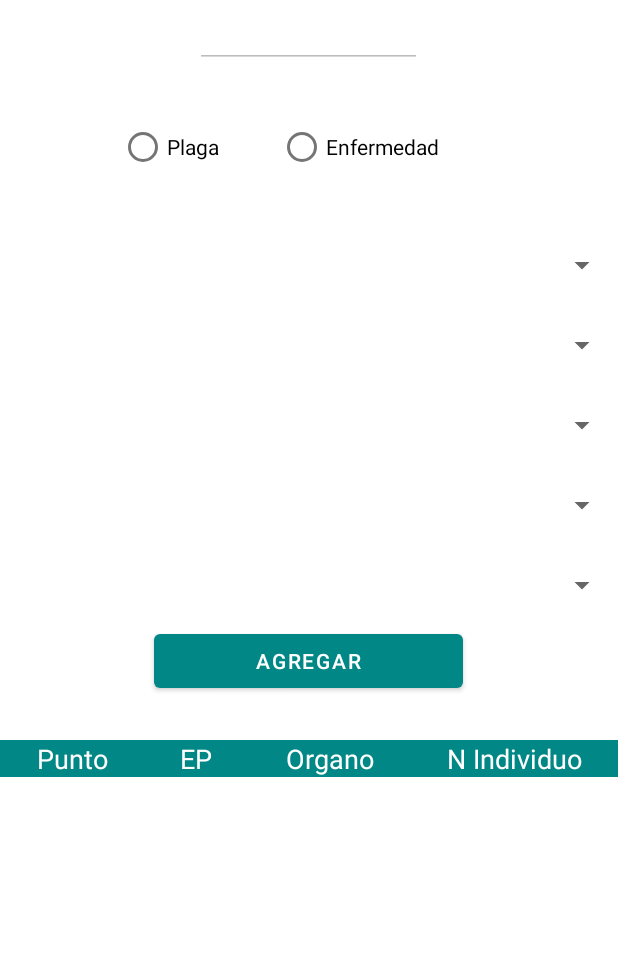
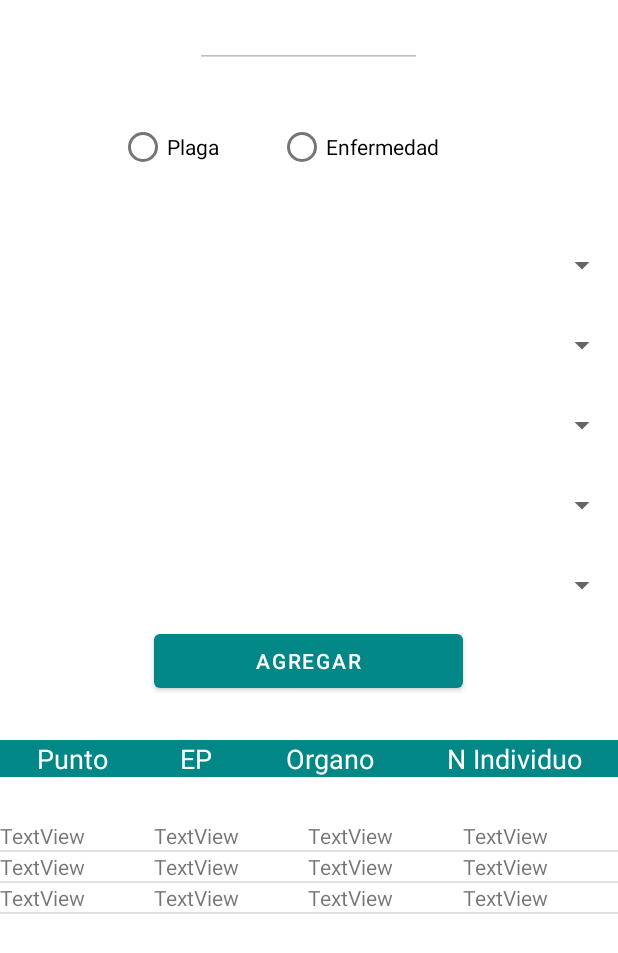
Before and after one commit to GeoorgeO/ShellPest_Android, an Android app: the layout activity__monitoreo.xml on its own in the app's theme, with its tools: preview values and no code run, on a phone screen of 412 x 824 dp. Shown: the top 953 px of the screen. Run offline under Robolectric (Android 15) with nearby library versions, the phone set to English and light mode, and no system bars.

Commit message:
llenado de spinners monitoreo

```diff
--- a/Software/app/src/main/java/com/example/shellpest_android/AdminSQLiteOpenHelper.java
+++ b/Software/app/src/main/java/com/example/shellpest_android/AdminSQLiteOpenHelper.java
@@ -30,8 +30,8 @@ public class AdminSQLiteOpenHelper extends SQLiteOpenHelper{
         BD.execSQL("create table t_Bloque(Id_Bloque text primary key,Id_Huerta text,Nombre_Bloque text)");
         BD.execSQL("create table t_Puntocontrol(Id_PuntoControl text primary key,Id_Bloque text,Nombre_PuntoControl text,n_coordenadaX text,n_coordenadaY text)");
         BD.execSQL("create table t_Zona(Id_zona text primary key,Nombre_zona text)");
-        //BD.execSQL("create table t_Monitoreo_PE(Id_PuntoControl text primary key,Id_Bloque text,Nombre_PuntoControl text,n_coordenadaX text,n_coordenadaY text)");
-
+        BD.execSQL("create table t_Monitoreo_PE(Fecha text,Id_Huerta text,Id_Plagas text,Id_Enfermedad text,Id_PuntoControl text,Id_Deteccion text,Id_Individuo text,Id_Usuario text,Id_Humbral text,n_coordenadaX text,n_coordenadaY text)");
+        BD.execSQL("create table t_Monitoreo_Eliminados_PE(Fecha text,Id_Huerta text,Id_Plaga text,Id_enfermedad text,Id_Plagas text,Id_PuntoControl text,Id_Deteccion text,Id_Individuo text,Id_Usuario text,Id_Humbral text,n_coordenadaX text,n_coordenadaY text)");
     }
 
     @Override
@@ -53,6 +53,8 @@ public class AdminSQLiteOpenHelper extends SQLiteOpenHelper{
         sqLiteDatabase.execSQL("DROP TABLE IF EXISTS t_Bloque");
         sqLiteDatabase.execSQL("DROP TABLE IF EXISTS t_Puntocontrol");
         sqLiteDatabase.execSQL("DROP TABLE IF EXISTS t_Zona");
+        sqLiteDatabase.execSQL("DROP TABLE IF EXISTS t_Monitoreo_PE");
+        sqLiteDatabase.execSQL("DROP TABLE IF EXISTS t_Monitoreo_Eliminados_PE");
         onCreate(sqLiteDatabase);
     }
 }
--- a/Software/app/src/main/java/com/example/shellpest_android/ItemDatoSpinner.java
+++ b/Software/app/src/main/java/com/example/shellpest_android/ItemDatoSpinner.java
@@ -11,6 +11,5 @@ public class ItemDatoSpinner {
     }
     public void setTexto(String texto){
         Texto=texto;
-
     }
 }
--- a/Software/app/src/main/res/layout/activity__monitoreo.xml
+++ b/Software/app/src/main/res/layout/activity__monitoreo.xml
@@ -217,9 +217,11 @@
         </LinearLayout>
 
         <ListView
+            android:id="@+id/lv_GridMonitoreo"
             android:layout_width="match_parent"
             android:layout_height="173dp"
-            android:layout_weight="0.28" />
+            android:layout_weight="0.28"
+            tools:listitem="@layout/item_grid_monitoreo"/>
     </LinearLayout>
 
 </androidx.constraintlayout.widget.ConstraintLayout>
--- /dev/null
+++ b/Software/app/src/main/res/layout/item_grid_monitoreo.xml
@@ -0,0 +1,45 @@
+<?xml version="1.0" encoding="utf-8"?>
+<androidx.constraintlayout.widget.ConstraintLayout
+    xmlns:android="http://schemas.android.com/apk/res/android"
+    xmlns:app="http://schemas.android.com/apk/res-auto"
+    xmlns:tools="http://schemas.android.com/tools"
+    android:layout_width="match_parent"
+    android:layout_height="match_parent">
+
+    <LinearLayout
+        android:layout_width="0dp"
+        android:layout_height="wrap_content"
+        android:orientation="horizontal"
+        app:layout_constraintEnd_toEndOf="parent"
+        app:layout_constraintStart_toStartOf="parent"
+        app:layout_constraintTop_toTopOf="parent">
+
+        <TextView
+            android:id="@+id/txt_Punto"
+            android:layout_width="wrap_content"
+            android:layout_height="wrap_content"
+            android:layout_weight="1"
+            android:text="TextView" />
+
+        <TextView
+            android:id="@+id/textView2"
+            android:layout_width="wrap_content"
+            android:layout_height="wrap_content"
+            android:layout_weight="1"
+            android:text="TextView" />
+
+        <TextView
+            android:id="@+id/textView3"
+            android:layout_width="wrap_content"
+            android:layout_height="wrap_content"
+            android:layout_weight="1"
+            android:text="TextView" />
+
+        <TextView
+            android:id="@+id/textView4"
+            android:layout_width="wrap_content"
+            android:layout_height="wrap_content"
+            android:layout_weight="1"
+            android:text="TextView" />
+    </LinearLayout>
+</androidx.constraintlayout.widget.ConstraintLayout>
```
Also changed, not shown: Software/app/src/main/java/com/example/shellpest_android/Login_Usuario.java (+25 -19 lines), Software/app/src/main/java/com/example/shellpest_android/MainActivity.java (+6 -102 lines), Software/app/src/main/java/com/example/shellpest_android/activity_Monitoreo.java (+117 -44 lines).
